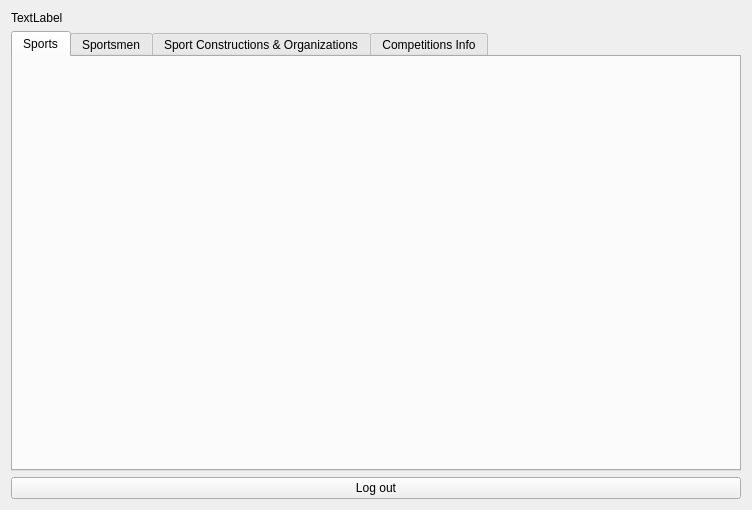
Old version of the form maintabwindow.ui in the repository application-developer-DA/db-course.
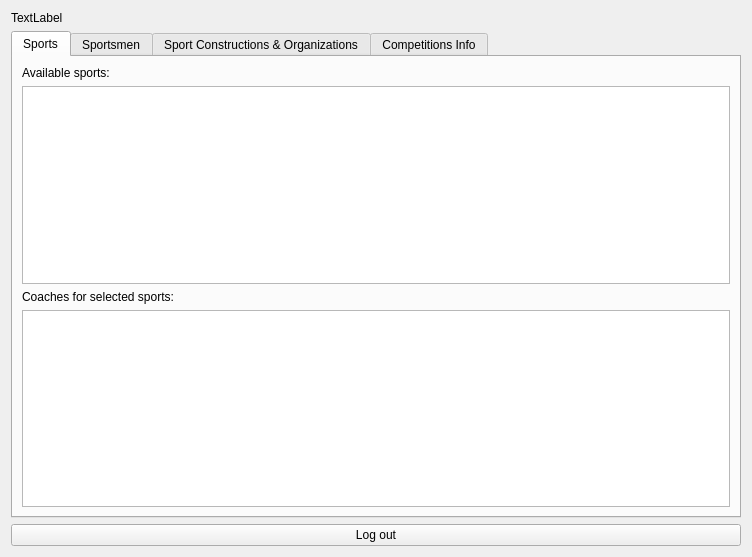
New version of the form.

Commit message: Working on first tab (Sports & Coaches)

```diff
--- a/maintabwindow.ui
+++ b/maintabwindow.ui
@@ -7,7 +7,7 @@
     <x>0</x>
     <y>0</y>
     <width>752</width>
-    <height>510</height>
+    <height>557</height>
    </rect>
   </property>
   <property name="windowTitle">
@@ -26,6 +26,36 @@
       <attribute name="title">
        <string>Sports</string>
       </attribute>
+      <layout class="QGridLayout" name="gridLayout_2">
+       <item row="0" column="0">
+        <layout class="QVBoxLayout" name="verticalLayout">
+         <item>
+          <widget class="QLabel" name="labelSports">
+           <property name="text">
+            <string>Available sports:</string>
+           </property>
+          </widget>
+         </item>
+         <item>
+          <widget class="QTableView" name="sportsView"/>
+         </item>
+        </layout>
+       </item>
+       <item row="1" column="0">
+        <layout class="QVBoxLayout" name="verticalLayout_2">
+         <item>
+          <widget class="QLabel" name="coachesLabel">
+           <property name="text">
+            <string>Coaches for selected sports:</string>
+           </property>
+          </widget>
+         </item>
+         <item>
+          <widget class="QTableView" name="coachesView"/>
+         </item>
+        </layout>
+       </item>
+      </layout>
      </widget>
      <widget class="QWidget" name="tab">
       <attribute name="title">
```
Left out of the diff: 28 changed lines with no effect on the pictures. The commit also changes 5 other files.
